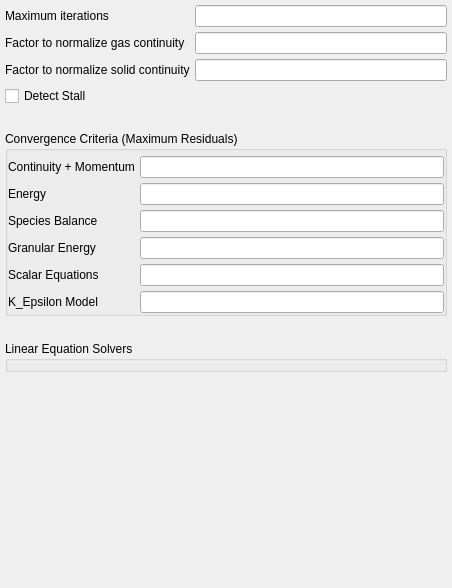
Qt form gui/uifiles/numerics.ui (truongd8593/mfix) before a commit.
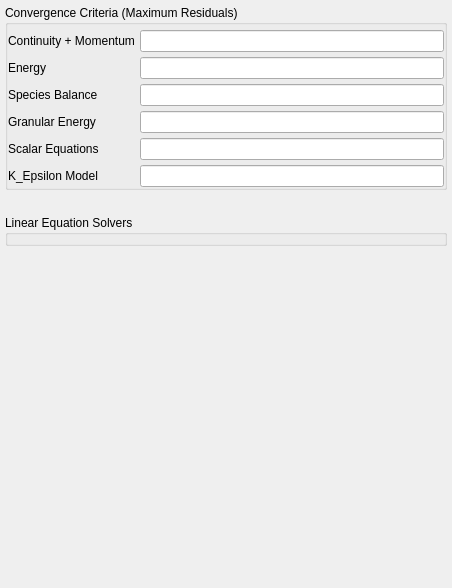
The same form after that commit. Custom widgets are drawn as their Qt base class.

Commit message: moved options from numerics to run, removed DMP options from run.ui

Patch:
```diff
--- a/gui/uifiles/numerics.ui
+++ b/gui/uifiles/numerics.ui
@@ -17,33 +17,7 @@
    <property name="spacing">
     <number>5</number>
    </property>
-   <item row="0" column="0">
-    <widget class="QLabel" name="label_134">
-     <property name="text">
-      <string>Maximum iterations</string>
-     </property>
-    </widget>
-   </item>
-   <item row="4" column="0">
-    <spacer name="verticalSpacer_2">
-     <property name="orientation">
-      <enum>Qt::Vertical</enum>
-     </property>
-     <property name="sizeType">
-      <enum>QSizePolicy::Maximum</enum>
-     </property>
-     <property name="sizeHint" stdset="0">
-      <size>
-       <width>20</width>
-       <height>20</height>
-      </size>
-     </property>
-    </spacer>
-   </item>
-   <item row="1" column="1">
-    <widget class="LineEdit" name="lineedit_keyword_norm_g"/>
-   </item>
-   <item row="6" column="0">
+   <item row="1" column="0">
     <spacer name="verticalSpacer_3">
      <property name="orientation">
       <enum>Qt::Vertical</enum>
@@ -59,27 +33,7 @@
      </property>
     </spacer>
    </item>
-   <item row="2" column="1">
-    <widget class="LineEdit" name="lineedit_keyword_norm_s"/>
-   </item>
-   <item row="1" column="0">
-    <widget class="QLabel" name="label">
-     <property name="text">
-      <string>Factor to normalize gas continuity</string>
-     </property>
-    </widget>
-   </item>
-   <item row="0" column="1">
-    <widget class="LineEdit" name="lineedit_keyword_max_nit"/>
-   </item>
-   <item row="3" column="0" colspan="2">
-    <widget class="CheckBox" name="checkbox_keyword_detect_stall">
-     <property name="text">
-      <string>Detect Stall</string>
-     </property>
-    </widget>
-   </item>
-   <item row="8" column="0">
+   <item row="3" column="0">
     <spacer name="verticalSpacer">
      <property name="orientation">
       <enum>Qt::Vertical</enum>
@@ -92,14 +46,7 @@
      </property>
     </spacer>
    </item>
-   <item row="2" column="0">
-    <widget class="QLabel" name="label_2">
-     <property name="text">
-      <string>Factor to normalize solid continuity</string>
-     </property>
-    </widget>
-   </item>
-   <item row="5" column="0" colspan="2">
+   <item row="0" column="0" colspan="2">
     <widget class="QGroupBox" name="groupBox">
      <property name="title">
       <string>Convergence Criteria (Maximum Residuals)</string>
@@ -186,7 +133,7 @@
      </layout>
     </widget>
    </item>
-   <item row="7" column="0" colspan="2">
+   <item row="2" column="0" colspan="2">
     <widget class="QGroupBox" name="groupBox_2">
      <property name="title">
       <string>Linear Equation Solvers</string>
@@ -213,11 +160,6 @@
   </layout>
  </widget>
  <customwidgets>
-  <customwidget>
-   <class>CheckBox</class>
-   <extends>QCheckBox</extends>
-   <header>widgets/base</header>
-  </customwidget>
   <customwidget>
    <class>LineEdit</class>
    <extends>QLineEdit</extends>
```
Left out of the diff: 4 changed lines with no effect on the pictures. The commit also changes 3 other files.
